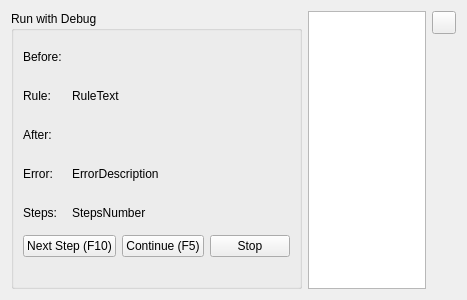
First picture: the form in YAD-Studio/Widgets/DebugRunWidget.ui, repository Yad-Studio/YAD-Studio, before the edit.
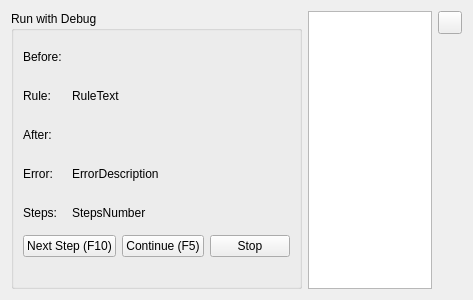
Second picture: the form after the edit. Icons and pictures are not drawn. Custom widgets are drawn as their Qt base class.

The edit to the form file:
```diff
--- a/YAD-Studio/Widgets/DebugRunWidget.ui
+++ b/YAD-Studio/Widgets/DebugRunWidget.ui
@@ -6,7 +6,7 @@
    <rect>
     <x>0</x>
     <y>0</y>
-    <width>467</width>
+    <width>473</width>
     <height>300</height>
    </rect>
   </property>
```
Left out of the diff: 11 changed lines with no effect on the pictures.
